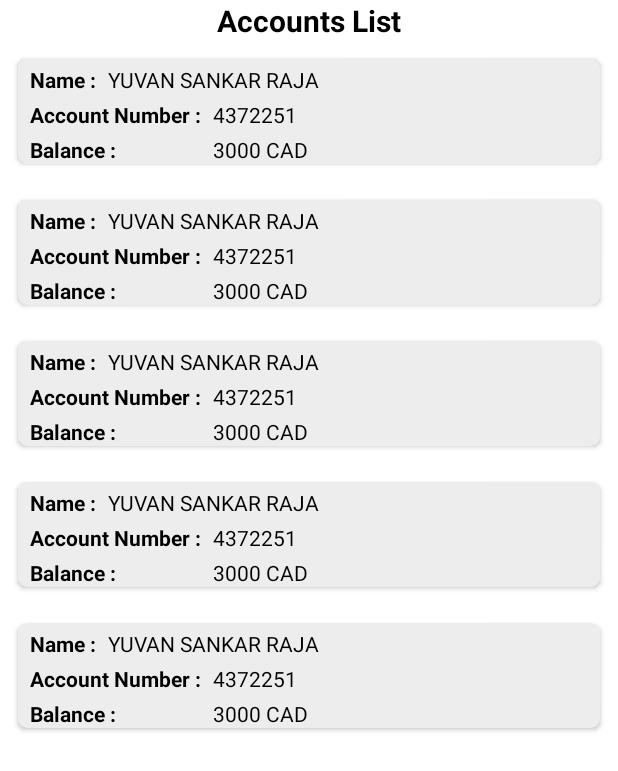
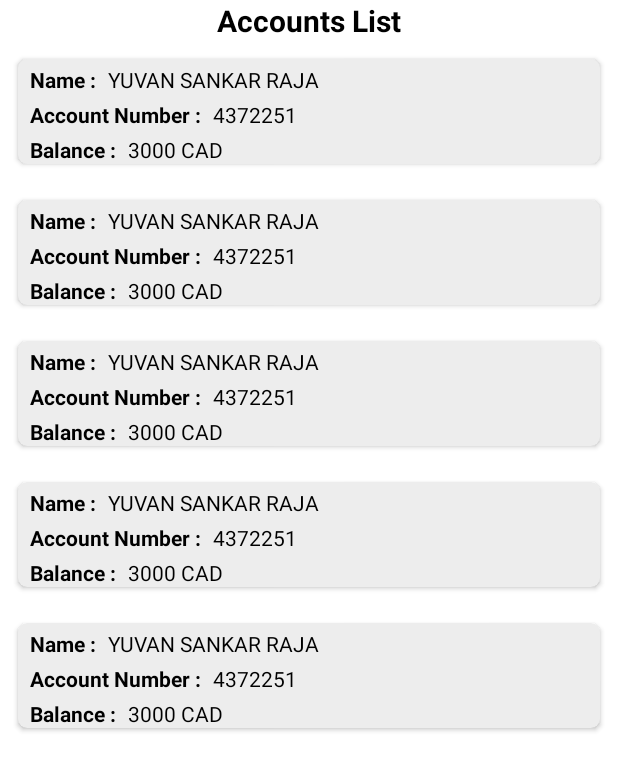
Before and after one commit to kavinmk6/RBCAccountProject, an Android app: the layout activity_main.xml on its own in the app's theme, with its tools: preview values and no code run, on a phone screen of 412 x 824 dp. Shown: the top 771 px of the screen. Run offline under Robolectric (Android 15) with nearby library versions, the phone set to English and light mode, and no system bars.

Commit message:
In this commit, I have did a textview alignement changes.

```diff
--- a/app/src/main/res/layout/list_account_layout.xml
+++ b/app/src/main/res/layout/list_account_layout.xml
@@ -67,14 +67,13 @@
 
         <TextView
             android:id="@+id/tvAccountBalanceHeader"
-            android:layout_width="match_parent"
+            android:layout_width="wrap_content"
             android:layout_height="wrap_content"
             android:layout_marginLeft="8dp"
             android:layout_marginTop="4dp"
             android:text="Balance :"
             android:textColor="@color/black"
             android:textStyle="bold"
-            app:layout_constrainedWidth="true"
             app:layout_constraintStart_toStartOf="parent"
             app:layout_constraintTop_toBottomOf="@+id/tvAccountNumberHeader"
             tools:text="Balance :" />
@@ -87,7 +86,7 @@
             android:layout_marginTop="4dp"
             android:textColor="@color/black"
             app:layout_constrainedWidth="true"
-            app:layout_constraintStart_toEndOf="@+id/tvAccountNumberHeader"
+            app:layout_constraintStart_toEndOf="@+id/tvAccountBalanceHeader"
             app:layout_constraintTop_toBottomOf="@+id/tvAccountNumber"
             tools:text="3000 CAD" />
 
```
